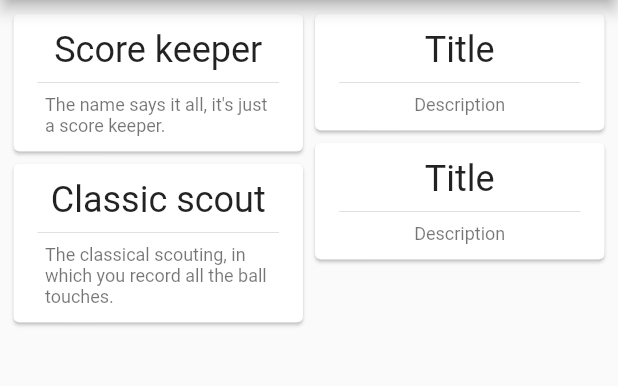
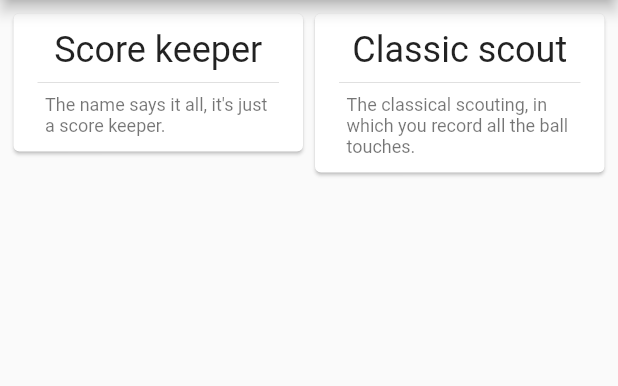
Before and after one commit to CarloRamponi/TrainingStats, a Flutter app: the screen it shows after launch, on a phone screen of 412 x 824 dp, the part 84-470 px from its top. Run offline on Flutter 3.47's test engine with Material 2 defaults, Android fonts, the light colour scheme and no system bars; our stand-ins replace charts_flutter, file_picker, flutter_colorpicker, image_cropper, image_picker, package_info and 4 more; missing offline and left inert: flutter_share; accounts and stored records are empty.

Commit message:
Android 1.0.0

```diff
--- a/lib/routes/home_scenes/home_scene.dart
+++ b/lib/routes/home_scenes/home_scene.dart
@@ -47,16 +47,6 @@ class HomeScene extends StatelessWidget  {
         onTap: (context) async {
             Navigator.of(context).pushNamed("/simple_scout");
         }
-    ),
-    FunctionalityDescription(
-        title: "Title",
-        description: "Description",
-        onTap: (context) {}
-    ),
-    FunctionalityDescription(
-        title: "Title",
-        description: "Description",
-        onTap: (context) {}
     ),
   ];
 
--- a/lib/utils/db.dart
+++ b/lib/utils/db.dart
@@ -209,9 +209,8 @@ class DB {
         INSERT INTO `Role` (name, color) VALUES
         ('Setter', ${0xff4caf50}),
         ('Libero', ${0xffffc107}),
-        ('Middle hitter', ${0xff2196f3}),
-        ('Outside hitter', ${0xff9c27b0}),
-        ('Opposite hitter', ${0xff009688})
+        ('Central', ${0xff2196f3}),
+        ('Hitter', ${0xff9c27b0})
       ''');
 
     await db.execute('''
```
Also changed, not shown: 1 other file.
